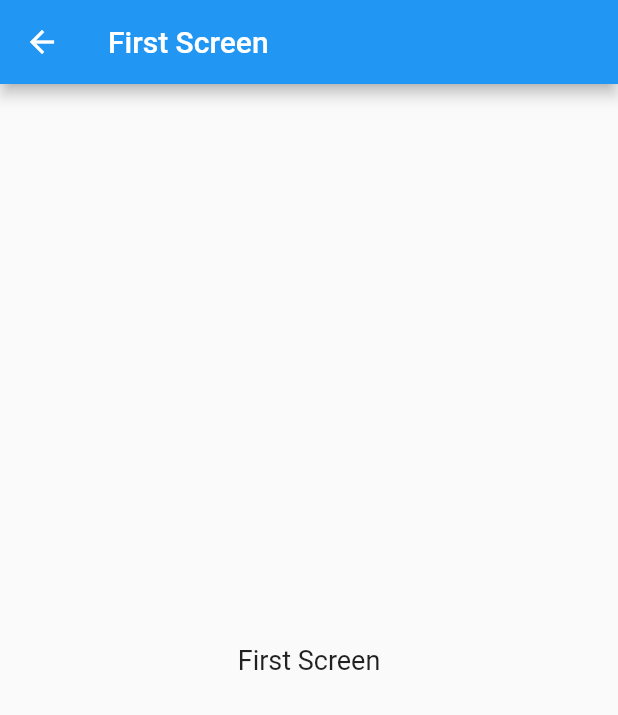
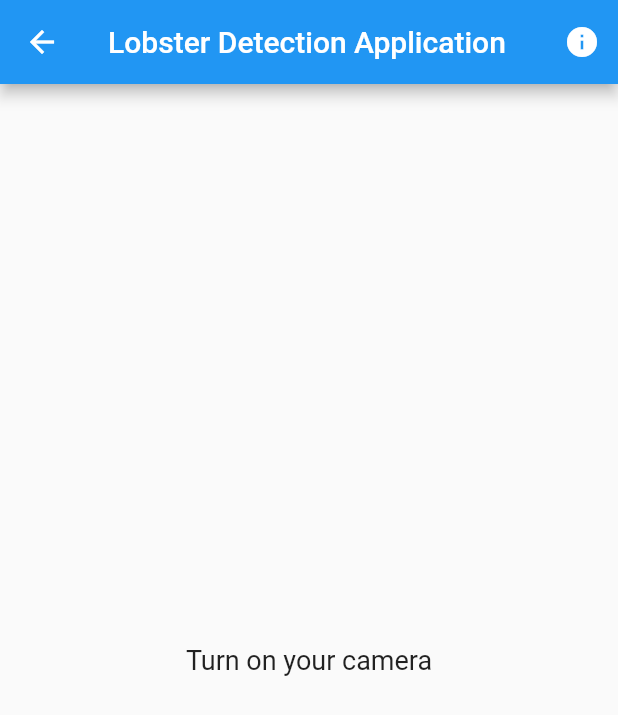
Before and after one commit to CSCIX691DAL/lobster-detection, a Flutter app: the screen it shows after launch, on a phone screen of 412 x 824 dp. Shown: the top 715 px of the screen. Run offline on Flutter 3.47's test engine with Material 2 defaults, Android fonts, the light colour scheme and no system bars; our stand-ins replace flutter_spinkit; project files that could hold a hidden picture were left out.

Commit message:
Added an info button

```diff
--- a/flutter-application/lobster_detection/lib/firstScreen.dart
+++ b/flutter-application/lobster_detection/lib/firstScreen.dart
@@ -1,3 +1,4 @@
+//Code for the page main page that shows after the loading page has finished
 import 'package:flutter/material.dart';
 
 class FirstScreen extends StatelessWidget {
@@ -5,10 +6,31 @@ class FirstScreen extends StatelessWidget {
   Widget build(BuildContext context) {
     return Scaffold(
         appBar: AppBar(
-          title: Text('First Screen'),
+          title: Text('Lobster Detection Application'),
+          actions: <Widget>[
+          IconButton(
+            icon: Icon(
+              Icons.info,
+              color: Colors.white,
+            ),
+            onPressed: ()  => showDialog<String>(
+              context: context,
+              builder: (BuildContext context) => AlertDialog(
+                title: const Text('Project Description'),
+                content: const Text('This is an application that uses Machine Learning (ML) / Artificial Intelligence (AI) to perform object recognition of Lobsters (Nephropidae / Homeridae) using live camera input. \n \nGroup Members:\n\n• Kanak Prajapati\n• Kayleen Sung\n• Liam Cormack\n• Liam Osler\n• Shawn Shahin Azar'),
+                actions: <Widget>[
+                  TextButton(
+                    onPressed: () => Navigator.pop(context, 'Cancel'),
+                    child: const Text(''),
+                  ),
+                ],
+              ),
+            ),
+          )
+        ],
         ),
         body: Center(
-          child: Text('First Screen', style: TextStyle(fontSize: 18.0)),
+          child: Text('Turn on your camera', style: TextStyle(fontSize: 18.0)),
         )
     );
   }
--- a/flutter-application/lobster_detection/lib/main.dart
+++ b/flutter-application/lobster_detection/lib/main.dart
@@ -1,11 +1,12 @@
 import 'package:flutter/material.dart';
 import 'package:lobster_detection/firstScreen.dart';
-import 'home_page.dart';
+//import 'home_page.dart';
 import 'dart:async';
 import 'package:flutter_spinkit/flutter_spinkit.dart';
 
 void main() {
   runApp(MaterialApp(
+    debugShowCheckedModeBanner: false,
     home: MyApp(),
   ));
 }
@@ -19,7 +20,7 @@ class _MyAppState extends State<MyApp> {
   void initState() {
     super.initState();
     Future.delayed(
-      Duration(seconds: 5),
+      Duration(seconds: 1),
           () {
         Navigator.push(
           context,
--- a/flutter-application/lobster_detection/pubspec.yaml
+++ b/flutter-application/lobster_detection/pubspec.yaml
@@ -24,7 +24,6 @@ dependencies:
   flutter:
     sdk: flutter
 
-
   # The following adds the Cupertino Icons font to your application.
   # Use with the CupertinoIcons class for iOS style icons.
   cupertino_icons: ^1.0.2
@@ -48,7 +47,6 @@ flutter:
   # To add assets to your application, add an assets section, like this:
   assets:
     - assets/icons/
-    - assets/icons/main.svg
 
   # An image asset can refer to one or more resolution-specific "variants", see
   # https://flutter.dev/assets-and-images/#resolution-aware.
```
Also changed, not shown: flutter-application/lobster_detection/assets/lobster.png (deleted).
